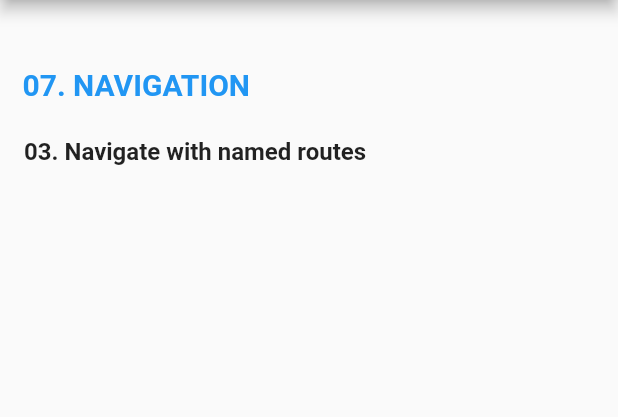
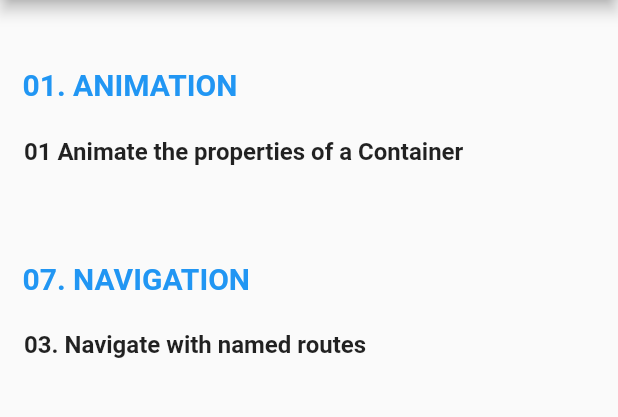
Before and after one commit to arthur-eudeline/flutter-cookbooks, a Flutter app: the screen it shows after launch, on a phone screen of 412 x 824 dp, the part 84-501 px from its top. Run offline on Flutter 3.47's test engine with Material 2 defaults, Android fonts, the phone set to English and light mode, and no system bars.

Commit message:
01 Animation > 01 Animate the properties of a container

```diff
--- a/lib/main.dart
+++ b/lib/main.dart
@@ -1,6 +1,7 @@
 import 'package:flutter/material.dart';
 import 'package:cookbooks_training/cookbooks/07_navigation/03_navigate_with_named_routes/FirstScreen.dart';
 import 'package:cookbooks_training/cookbooks/07_navigation/03_navigate_with_named_routes/SecondScreen.dart';
+import 'package:cookbooks_training/cookbooks/01_animation/01_animate_the_properties_of_a_container/main.dart';
 
 void main() => runApp(MyApp());
 
@@ -15,6 +16,9 @@ class MyApp extends StatelessWidget {
       initialRoute: '/',
       routes: {
         "/": (context) => MyHomePage(title: "Flutter CookBooks"),
+
+        "/01_animation/01_animate_the_properties_of_a_container/main" : (context) => AnimatedContainerApp(),
+
         "/07_navigation/03_navigate_with_named_routes/firstScreen": (context) =>
             FirstScreen(),
         "/07_navigation/03_navigate_with_named_routes/secondScreen":
@@ -64,6 +68,15 @@ class MyHomePage extends StatelessWidget {
       ),
       body: ListView(
         children: <Widget>[
+          // ---- 01 Animation ----
+          buildRowTitle("01. Animation", context),
+          buildRowItem(
+            bookName: "01 Animate the properties of a Container",
+            bookRoute: "/01_animation/01_animate_the_properties_of_a_container/main",
+            context: context
+          ),
+
+          // ---- 07 Navigation ----
           buildRowTitle("07. Navigation", context),
           buildRowItem(
               bookName: "03. Navigate with named routes",
```
Also changed, not shown: lib/cookbooks/01_animation/01_animate_the_properties_of_a_container/main.dart (added, +67 -0 lines).
